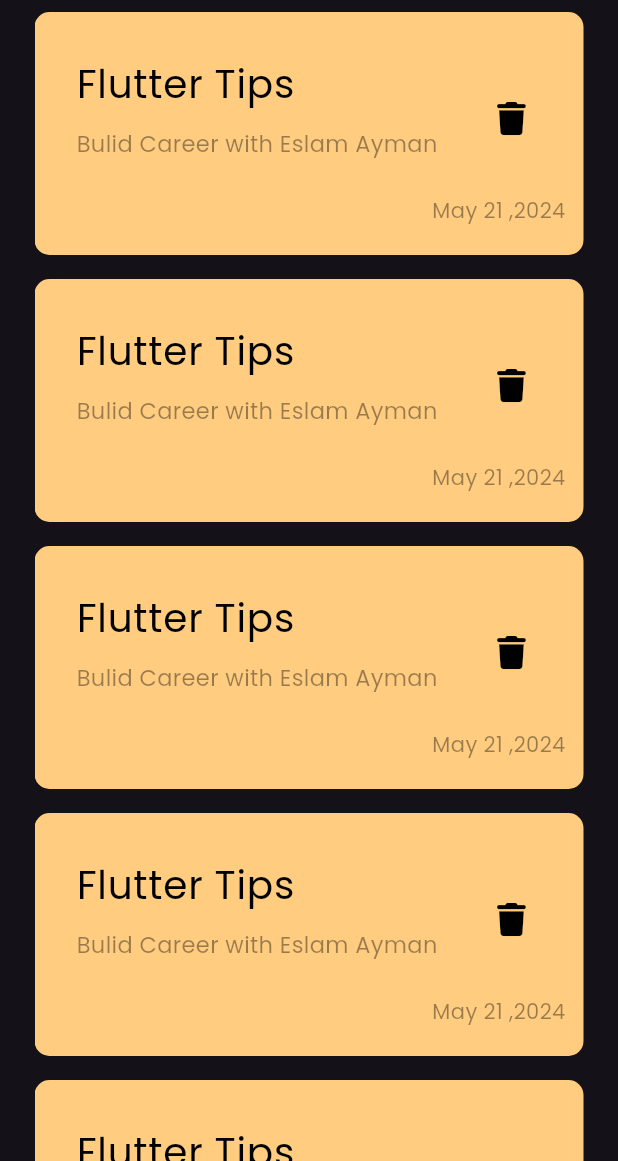
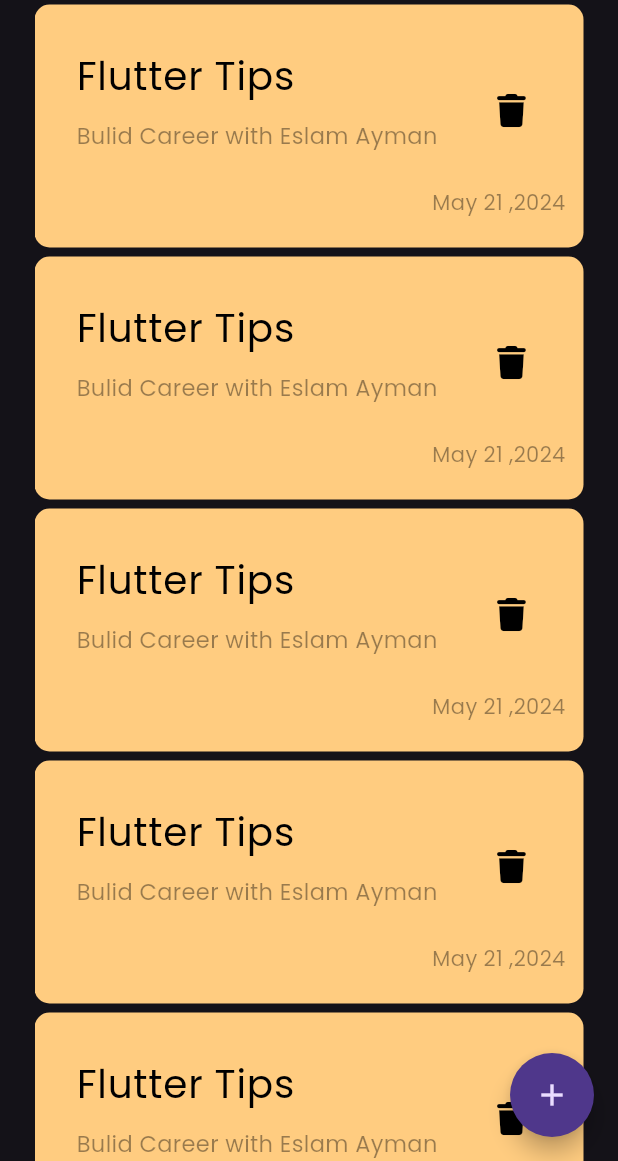
Before and after one commit to EslamAyman595/notes_app, a Flutter app: the screen it shows after launch, on a phone screen of 412 x 824 dp, the part 75-1236 px from its top. Run offline on Flutter 3.47's test engine with Material 3 defaults, Android fonts, the phone set to English and light mode, and no system bars; our stand-ins replace font_awesome_flutter.

Commit message:
add floating action button

```diff
--- a/lib/views/home_view.dart
+++ b/lib/views/home_view.dart
@@ -6,10 +6,17 @@ class HomePage extends StatelessWidget {
 
   @override
   Widget build(BuildContext context) {
-    return const  Scaffold(
-      body: NotesViewBody(),
-
-
+    return Scaffold(
+      floatingActionButton: Container(
+        child: FloatingActionButton(
+          onPressed: () {},
+          child: Icon(Icons.add),
+          shape: RoundedRectangleBorder(
+            borderRadius: BorderRadius.circular(38),
+          ),
+        ),
+      ),
+      body: const NotesViewBody(),
     );
   }
 }
--- a/lib/widgets/note_item.dart
+++ b/lib/widgets/note_item.dart
@@ -2,8 +2,8 @@ import 'package:flutter/material.dart';
 import 'package:font_awesome_flutter/font_awesome_flutter.dart';
 
 class NoteItem extends StatelessWidget {
-  const NoteItem({super.key});
-
+  const NoteItem({super.key,required this.color});
+final Color color;
   @override
   Widget build(BuildContext context) {
     return Container(
@@ -12,7 +12,7 @@ class NoteItem extends StatelessWidget {
       padding: EdgeInsets.only(top: 20, bottom: 20, left: 12),
       decoration: BoxDecoration(
         borderRadius: BorderRadius.circular(10),
-        color: const Color(0xffFFCC80),
+        color: color,
       ),
       child: Column(
         crossAxisAlignment: CrossAxisAlignment.end,
@@ -47,5 +47,4 @@ class NoteItem extends StatelessWidget {
         ],
       ),
     );
-  }
-}
+  }}
--- a/lib/widgets/notes_listview.dart
+++ b/lib/widgets/notes_listview.dart
@@ -2,20 +2,23 @@ import 'package:flutter/material.dart';
 import 'package:notes_app/widgets/note_item.dart';
 
 class NotesListview extends StatelessWidget {
-const NotesListview({ Key? key }) : super(key: key);
-
+  const NotesListview({Key? key}) : super(key: key);
+ final List<Color> data=const [
+ Color(0xffFFCC80),
+  Colors.red,
+  Colors.green,
+  Colors.blueAccent,
+ ];
   @override
-  Widget build(BuildContext context){
+  Widget build(BuildContext context) {
     return ListView.builder(
-      //itemCount: 5,
-      itemBuilder: (context,index){
+     // itemCount: data.length,
+      itemBuilder: (context, index) {
         return const Padding(
-          padding:  EdgeInsets.symmetric(vertical: 8),
-          child: NoteItem(),
+          padding: EdgeInsets.symmetric(vertical: 3),
+          child: NoteItem(color:Color(0xffFFCC80), ),
         );
       },
-
-
     );
   }
 }
```
